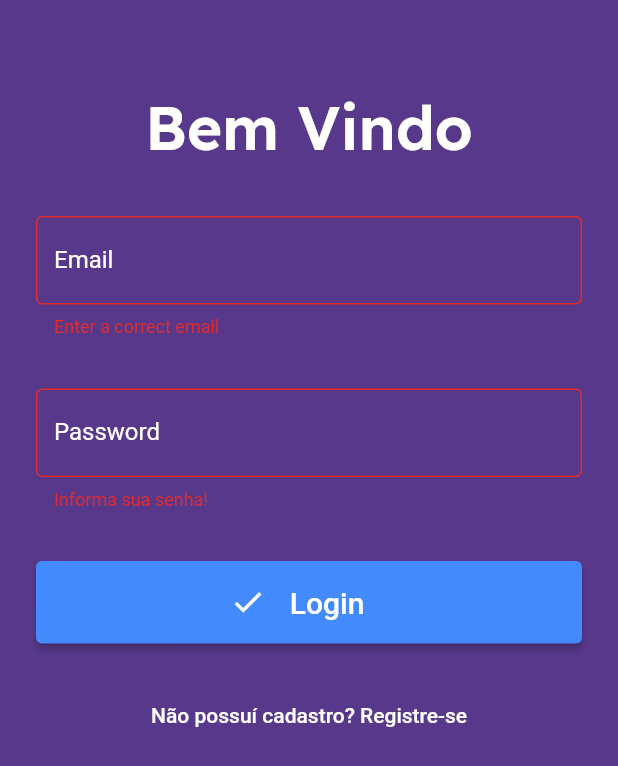
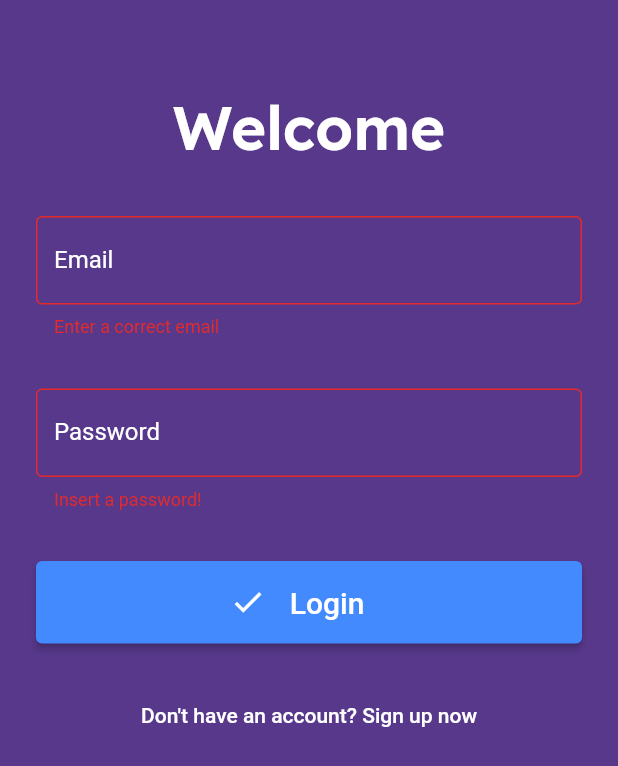
Before and after one commit to AriTedeschi/MyGame, a Flutter app: the LandingPage screen opened by its route, after a tap on "Continue with Email", after a tap on "Login", on a phone screen of 412 x 824 dp. Shown: the top 766 px of the screen. Run offline on Flutter 3.47's test engine with Material 2 defaults, Android fonts, the phone set to English and light mode, and no system bars; our stand-ins replace cloud_firestore, dartz, email_validator, equatable, firebase_auth, firebase_core and 3 more; accounts and stored records are empty; generated files the repository leaves out were written again.

Commit message:
Added Localization to pages

```diff
--- a/lib/core/auth/auth_controller.dart
+++ b/lib/core/auth/auth_controller.dart
@@ -1,6 +1,7 @@
 import 'package:firebase_auth/firebase_auth.dart';
 import 'package:flutter/material.dart';
 import 'package:google_sign_in/google_sign_in.dart';
+import 'package:flutter_gen/gen_l10n/app_localizations.dart';
 
 import '../error/exceptions/auth_exception.dart';
 
@@ -26,16 +27,16 @@ class AuthController extends ChangeNotifier {
     notifyListeners();
   }
 
-  register(String email, String password) async {
+  register(String email, String password, context) async {
     try {
       await _auth.createUserWithEmailAndPassword(
           email: email, password: password);
       _setUser();
     } on FirebaseAuthException catch (e) {
       if (e.code == 'weak-password') {
-        throw AuthException('Weak Password'); //TODO: ajustar mensagens de erro
+        throw AuthException('Weak Password');
       } else if (e.code == 'email-already-in-use') {
-        throw AuthException("Email already in use");
+        throw AuthException(AppLocalizations.of(context)!.validUsedEmail);
       }
     }
     return null;
--- a/lib/core/l10n/app_en.arb
+++ b/lib/core/l10n/app_en.arb
@@ -2,10 +2,29 @@
   "loginGoogle": "Continue with Google",
   "loginEmail": "Continue with Email",
   "cont": "Continue",
-  "password": "Password",
+  "welcome": "Welcome",
+
+  "firstName": "First name",
+  "validFirstName": "Insert a first name",
+  "lastName": "Last name",
+  "validLastName": "Insert a first name",
+
+  "confirmEmail": "Confirm your email",
   "validEmail": "Enter a correct email",
   "validEqualEmail": "Email is not the same!",
+  "validUsedEmail": "Email already in use",
+
+  "password": "Password",
+  "confirmPassword": "Confirm your password",
+  "validPasswordEmpty": "Insert a password!",
+  "validPasswordLength": "Your password must contain at least 8 characters",
+  "validPasswordEqual": "Password is not the same",
+
+  "changeToRegisterPage": "Don't have an account? Sign up now",
+  "changeToLoginPage": "Already registered? Sign in now",
+  "createYourAccount": "Create your Account",
   "accountCreated": "Account successfully created",
+  "signUp": "Sign Up",
 
   "username": "Username",
   "enterUsername": "Enter a username",
--- a/lib/core/themes/app_colors.dart
+++ b/lib/core/themes/app_colors.dart
@@ -2,7 +2,7 @@ import 'package:flutter/material.dart';
 
 class AppColors {
   static const background = Color(0xFF151515);
-  static const primary = Color(0xFF57388B); // TODO: 47076F || 673AB7
+  static const primary = Color(0xFF57388B);
   static const heading = Color(0xFFFFFFFF);
   static const body = Color(0xFFCCCCCC);
   static const input = Color(0xFF454545);
--- a/lib/presentation/bloc/register_bloc.dart
+++ b/lib/presentation/bloc/register_bloc.dart
@@ -9,8 +9,8 @@ class RegisterBloc {
 
   RegisterBloc({required this.authController, required this.saveUser});
 
-  register(User user, String password) async {
-    await authController.register(user.email, password);
+  register(User user, String password, context) async {
+    await authController.register(user.email, password, context);
     final userModel = UserModel(
       uid: authController.user!.uid,
       firstName: user.firstName,
--- a/lib/presentation/pages/login_page.dart
+++ b/lib/presentation/pages/login_page.dart
@@ -26,14 +26,12 @@ class _LoginPageState extends State<LoginPage> {
     setState(() => loading = true);
     try {
       bool hasUsername = await loginBloc.signIn(email.text, password.text);
-      if(!hasUsername) {
+      if (!hasUsername) {
         Navigator.pushReplacementNamed(context, '/user');
-      }
-      else {
+      } else {
         Navigator.pushReplacementNamed(context, '/home');
       }
     } on AuthException catch (e) {
-      //TODO:
       setState(() => loading = false);
       ScaffoldMessenger.of(context).showSnackBar(
         SnackBar(
@@ -67,8 +65,8 @@ class _LoginPageState extends State<LoginPage> {
                   children: [
                     Padding(
                         padding: const EdgeInsets.only(bottom: 10),
-                        child: Text("Bem Vindo", style: TextStyles.titleLogin)),
-                    //TODO: melhorar
+                        child: Text(AppLocalizations.of(context)!.welcome,
+                            style: TextStyles.titleLogin)),
                     Padding(
                       padding: const EdgeInsets.all(24.0),
                       child: TextFormField(
@@ -98,9 +96,11 @@ class _LoginPageState extends State<LoginPage> {
                         style: const TextStyle(color: AppColors.heading),
                         validator: (value) {
                           if (value!.isEmpty) {
-                            return 'Informa sua senha!'; //TODO: adicionar localização
+                            return AppLocalizations.of(context)!
+                                .validPasswordEmpty;
                           } else if (value.length < 8) {
-                            return 'Sua senha deve ter no mínimo 8 caracteres';
+                            return AppLocalizations.of(context)!
+                                .validPasswordLength;
                           }
                           return null;
                         },
@@ -149,10 +149,10 @@ class _LoginPageState extends State<LoginPage> {
                     TextButton(
                       onPressed: () =>
                           Navigator.pushReplacementNamed(context, '/register'),
-                      child: const Text(
-                        "Não possuí cadastro? Registre-se",
-                        style: TextStyle(color: Colors.white),
-                      ), //TODO: Adicionar localização
+                      child: Text(
+                        AppLocalizations.of(context)!.changeToRegisterPage,
+                        style: const TextStyle(color: Colors.white),
+                      ),
                     ),
                   ],
                 )),
```
Also changed, not shown: lib/core/l10n/app_pt.arb (+20 -1 lines), lib/presentation/pages/register_page.dart (+47 -30 lines).
